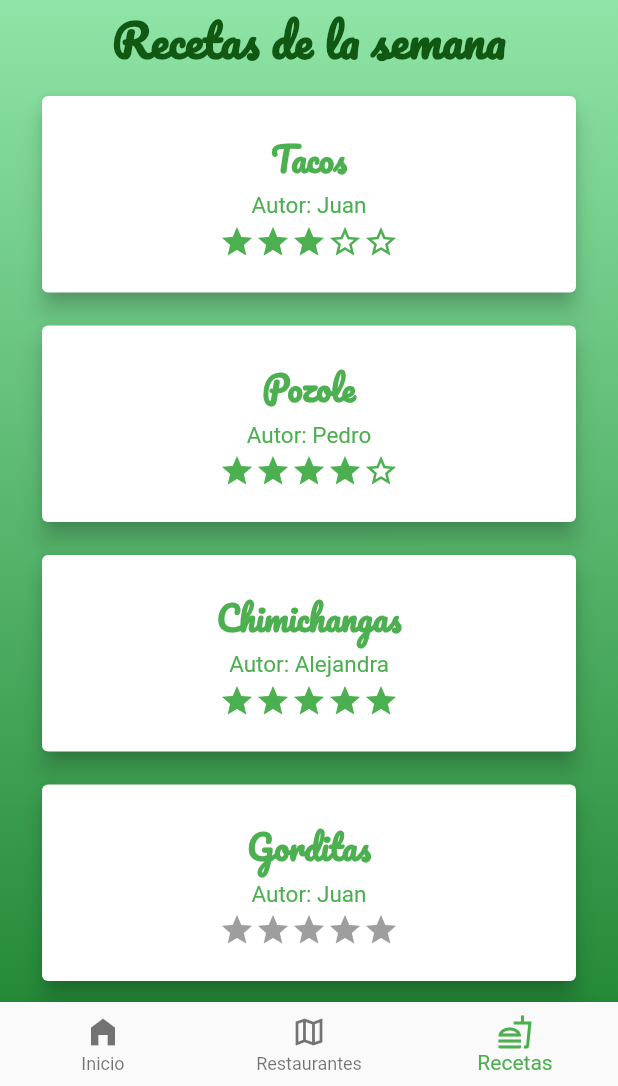
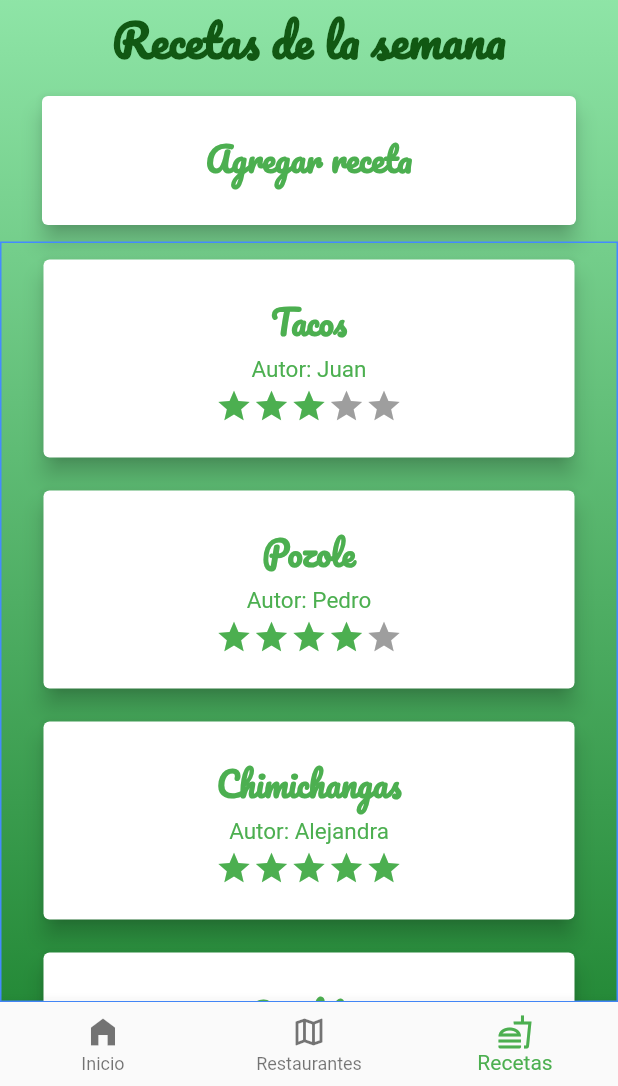
Before and after one commit to Haro1610/Proyecto-PAM-Vegan, a Flutter app: the Principal screen opened directly, item 3 of the bottom bar chosen, on a phone screen of 412 x 824 dp, the part 150-1236 px from its top. Run offline on Flutter 3.47's test engine with Material 2 defaults, Android fonts, the phone set to English and light mode, and no system bars; drawn by our look-alikes of flutter_rating_bar; our stand-ins replace bloc, cloud_firestore, equatable, firebase_auth, firebase_core, flutter_bloc and 7 more; accounts and stored records are empty; network calls fail; Roboto replaces fonts that are missing (Overpass).

Commit message:
Ya se puede agregar contenido al firebase

```diff
--- a/analysis_options.yaml
+++ b/analysis_options.yaml
@@ -22,6 +22,7 @@ linter:
   # `// ignore_for_file: name_of_lint` syntax on the line or in the file
   # producing the lint.
   rules:
+    prefer_const_constructors: false
     # avoid_print: false  # Uncomment to disable the `avoid_print` rule
     # prefer_single_quotes: true  # Uncomment to enable the `prefer_single_quotes` rule
 
--- a/lib/main.dart
+++ b/lib/main.dart
@@ -4,6 +4,7 @@ import 'package:flutter/material.dart';
 import 'package:planternativo/auth/bloc/auth_bloc.dart';
 import 'package:planternativo/login/login.dart';
 import 'package:planternativo/principal/principal.dart';
+import 'package:planternativo/recetas/bloc/crear_bloc.dart';
 
 //Bloc
 
@@ -16,6 +17,7 @@ void main() async {
       BlocProvider(
         create: ((context) => AuthBloc()..add(VerifyAuthEvent())),
       ),
+      BlocProvider(create: ((context) => CrearBloc()))
     ],
     child: MyApp(),
   ));
--- /dev/null
+++ b/lib/recetas/bloc/crear_event.dart
@@ -0,0 +1,20 @@
+part of 'crear_bloc.dart';
+
+abstract class CrearEvent extends Equatable {
+  const CrearEvent();
+
+  @override
+  List<Object> get props => [];
+}
+
+//click al boton de foto
+//class OnCrearTakePictureEvent extends CrearEvent {}
+
+//click al boton de guardar
+class OnCrearSaveDataEvent extends CrearEvent {
+  final Map<String, dynamic> dataToSave;
+
+  OnCrearSaveDataEvent({required this.dataToSave});
+  @override
+  List<Object> get props => [dataToSave];
+}
--- /dev/null
+++ b/lib/recetas/bloc/crear_state.dart
@@ -0,0 +1,16 @@
+part of 'crear_bloc.dart';
+
+abstract class CrearState extends Equatable {
+  const CrearState();
+
+  @override
+  List<Object> get props => [];
+}
+
+class CrearInitial extends CrearState {}
+
+class CrearSuccessState extends CrearState {}
+
+class CrearErrorState extends CrearState {}
+
+class CrearLoadingState extends CrearState {}
--- a/lib/recetas/recetas.dart
+++ b/lib/recetas/recetas.dart
@@ -5,6 +5,8 @@ import 'package:google_fonts/google_fonts.dart';
 import 'package:planternativo/auth/bloc/auth_bloc.dart';
 import 'package:planternativo/perfil/perfil.dart';
 import 'package:planternativo/recetaEsp/recetaEsp.dart';
+import 'package:flutter_rating_bar/flutter_rating_bar.dart';
+import 'package:planternativo/recetas/bloc/crear_bloc.dart';
 
 class Platillo extends StatelessWidget {
   int stars = 6;
@@ -62,7 +64,16 @@ class Platillo extends StatelessWidget {
                     SizedBox(
                       height: 3.0,
                     ),
-                    _CountStars(stars),
+                    RatingBarIndicator(
+                      rating: stars.toDouble(),
+                      itemBuilder: (context, index) => Icon(
+                        Icons.star,
+                        color: Colors.green,
+                      ),
+                      itemCount: 5,
+                      itemSize: 25.0,
+                      direction: Axis.horizontal,
+                    ),
                   ],
                 ),
               ),
@@ -75,6 +86,12 @@ class Platillo extends StatelessWidget {
 }
 
 class Recetas extends StatelessWidget {
+  final _decoracion =
+      BoxDecoration(border: Border.all(color: Colors.blueAccent));
+  TextEditingController _titulo = new TextEditingController();
+  TextEditingController _ingredientes = new TextEditingController();
+  TextEditingController _procedimiento = new TextEditingController();
+  TextEditingController _imagen = new TextEditingController();
   @override
   Widget build(BuildContext context) {
     final _screen = MediaQuery.of(context).size;
@@ -139,16 +156,142 @@ class Recetas extends StatelessWidget {
               ),
             ),
           ),
-          Text("Recetas de la semana",
+          Text(
+            "Recetas de la semana",
             style: GoogleFonts.pacifico(
               textStyle: TextStyle(
                 fontSize: 30.0,
                 color: Color.fromARGB(255, 17, 88, 19),
                 fontWeight: FontWeight.bold,
               ),
+            ),
+          ),
+          TextButton(
+            onPressed: () {
+              showDialog(
+                context: context,
+                barrierDismissible: true,
+                builder: (_) => AlertDialog(
+                  title: Text("Nueva receta"),
+                  content: Wrap(
+                    runSpacing: 18,
+                    spacing: 18,
+                    children: [
+                      TextField(
+                        controller: _titulo,
+                        decoration: InputDecoration(
+                          border: OutlineInputBorder(),
+                          labelText: "Titulo",
+                        ),
+                      ),
+                      TextField(
+                        controller: _ingredientes,
+                        decoration: InputDecoration(
+                          border: OutlineInputBorder(),
+                          labelText: "Ingredientes",
+                        ),
+                      ),
+                      TextField(
+                        controller: _procedimiento,
+                        decoration: InputDecoration(
+                          border: OutlineInputBorder(),
+                          labelText: "Procedimiento",
+                        ),
+                      ),
+                      TextField(
+                        controller: _imagen,
+                        decoration: InputDecoration(
+                          border: OutlineInputBorder(),
+                          labelText: "Link Imagen",
+                        ),
+                      ),
+                      /* RatingBar.builder(
+                        initialRating: 3,
+                        minRating: 1,
+                        direction: Axis.horizontal,
+                        allowHalfRating: false,
+                        itemCount: 5,
+                        itemPadding: EdgeInsets.symmetric(horizontal: 4.0),
+                        itemBuilder: (context, _) => Icon(
+                          Icons.star,
+                          color: Colors.amber,
+                        ),
+                        onRatingUpdate: (rating) {
+                          print(rating);
+                        },
+                      ) */
+                    ],
+                  ),
+                  actions: [
+                    Wrap(
+                      children: [
+                        TextButton(
+                          onPressed: () {
+                            Map<String, dynamic> recetaMapa = {};
+                            recetaMapa = {
+                              "nombre": _titulo.value.text,
+                              "ingredientes": _ingredientes.value.text,
+                              "procedimiento": _procedimiento.value.text,
+                              "imagen": _imagen.value.text
+                            };
+                            BlocProvider.of<CrearBloc>(context).add(
+                                OnCrearSaveDataEvent(dataToSave: recetaMapa));
+                          },
+                          child: Text(
+                            "Aceptar",
+                            style: TextStyle(color: Colors.green),
+                          ),
+                        ),
+                        TextButton(
+                          onPressed: () {
+                            Navigator.pop(context, 'Cancelar');
+                          },
+                          child: Text(
+                            "Cancelar",
+                            style: TextStyle(color: Colors.red),
+                          ),
+                        ),
+                      ],
+                    ),
+                  ],
+                ),
+              );
+            },
+            child: Card(
+              margin: EdgeInsets.symmetric(horizontal: 20.0, vertical: 3.0),
+              clipBehavior: Clip.antiAlias,
+              color: Colors.white,
+              elevation: 6.0,
+              child: Padding(
+                padding:
+                    const EdgeInsets.symmetric(horizontal: 8.0, vertical: 22.0),
+                child: Row(
+                  children: [
+                    Expanded(
+                      child: Column(
+                        children: [
+                          Text("Agregar receta",
+                              style: GoogleFonts.pacifico(
+                                textStyle: TextStyle(
+                                  color: Colors.green,
+                                  fontSize: 22.0,
+                                  fontWeight: FontWeight.bold,
+                                ),
                               )),
+                          SizedBox(
+                            height: 3.0,
+                          ),
+                        ],
+                      ),
+                    ),
+                  ],
+                ),
+              ),
+            ),
+          ),
           Expanded(
             child: Container(
+              decoration: _decoracion,
               height: 0,
               child: ListView(
                 scrollDirection: Axis.vertical,
@@ -165,164 +308,5 @@ class Recetas extends StatelessWidget {
         ],
       ),
     );
-    /*  return Expanded(
-      child: Container(
-        decoration: const BoxDecoration(
-            gradient: LinearGradient(
-                begin: Alignment.topCenter,
-                end: Alignment.bottomCenter,
-                colors: [Colors.lightgreen, Colors.green])),
-        //height: MediaQuery.of(context).size.height,
-        child: Container(
-          margin: EdgeInsets.only(top: 50.0),
-          width: double.infinity,
-          child: Center(
-            child: Column(
-              crossAxisAlignment: CrossAxisAlignment.center,
-              mainAxisAlignment: MainAxisAlignment.start,
-              children: [
-                SizedBox(
-                  height: 10.0,
-                ),
-                Text(
-                  "Recetas de la semana",
-                  style: TextStyle(
-                    fontSize: 30.0,
-                    color: Colors.white,
-                    fontWeight: FontWeight.bold,
-                  ),
-                ),
-                Expanded(
-                  child: Container(
-                    height: 700,
-                    child: ListView(
-                      scrollDirection: Axis.vertical,
-                      children: [
-                        Platillo(3, "Tacos", "Juan"),
-                        Platillo(4, "Pozole", "Pedro"),
-                        Platillo(5, "Chimichangas", "Alejandra"),
-                        Platillo(6, "Gorditas", "Juan"),
-                        Platillo(0, "Ratatouille", "Roberto"),
-                      ],
-                    ),
-                  ),
-                ),
-              ],
-            ),
-          ),
-        ),
-      ),
-    ); */
-
-    /*    return Scaffold(
-      body: Column(
-        children: [
-          Container(
-            decoration: BoxDecoration(
-                gradient: LinearGradient(
-                    begin: Alignment.topCenter,
-                    end: Alignment.bottomCenter,
-                    colors: [Colors.lightgreen, Colors.green])),
-            height: MediaQuery.of(context).size.height,
-            child: Container(
-              margin: EdgeInsets.only(top: 50.0),
-              width: double.infinity,
-              child: Center(
-                child: Column(
-                  crossAxisAlignment: CrossAxisAlignment.center,
-                  mainAxisAlignment: MainAxisAlignment.start,
-                  children: [
-                    SizedBox(
-                      height: 10.0,
-                    ),
-                    Text(
-                      "Recetas de la semana",
-                      style: TextStyle(
-                        fontSize: 30.0,
-                        color: Colors.white,
-                        fontWeight: FontWeight.bold,
-                      ),
-                    ),
-                    Expanded(
-                      child: Container(
-                        height: 700,
-                        child: ListView(
-                          scrollDirection: Axis.vertical,
-                          children: [
-                            Platillo(3, "Tacos", "Juan"),
-                            Platillo(4, "Pozole", "Pedro"),
-                            Platillo(5, "Chimichangas", "Alejandra"),
-                            Platillo(6, "Gorditas", "Juan"),
-                            Platillo(0, "Ratatouille", "Roberto"),
-                          ],
-                        ),
-                      ),
-                    ),
-                  ],
-                ),
-              ),
-            ),
-          ),
-        ],
-      ),
-    ); */
   }
 }
-
-Row _CountStars(int stars) {
-  var starFull = Icon(
-    Icons.star,
-    color: Colors.green,
-    size: 24.0,
-    semanticLabel: 'Text to announce in accessibility modes',
-  );
-  var starEmpty = Icon(
-    Icons.star_border_outlined,
-    color: Colors.green,
-    size: 24.0,
-    semanticLabel: 'Text to announce in accessibility modes',
-  );
-  var starGray = Icon(
-    Icons.star,
-    color: Colors.grey,
-    size: 24.0,
-    semanticLabel: 'Text to announce in accessibility modes',
-  );
-  switch (stars) {
-    case 0:
-      return Row(
-        mainAxisAlignment: MainAxisAlignment.center,
-        children: [starEmpty, starEmpty, starEmpty, starEmpty, starEmpty],
-      );
-    case 1:
-      return Row(
-        mainAxisAlignment: MainAxisAlignment.center,
-        children: [starFull, starEmpty, starEmpty, starEmpty, starEmpty],
-      );
-    case 2:
-      return Row(
-        mainAxisAlignment: MainAxisAlignment.center,
-        children: [starFull, starFull, starEmpty, starEmpty, starEmpty],
-      );
-    case 3:
-      return Row(
-        mainAxisAlignment: MainAxisAlignment.center,
-        children: [starFull, starFull, starFull, starEmpty, starEmpty],
-      );
-    case 4:
-      return Row(
-        mainAxisAlignment: MainAxisAlignment.center,
-        children: [starFull, starFull, starFull, starFull, starEmpty],
-      );
-    case 5:
-      return Row(
-        mainAxisAlignment: MainAxisAlignment.center,
-        children: [starFull, starFull, starFull, starFull, starFull],
-      );
-    default:
-      return Row(
-        mainAxisAlignment: MainAxisAlignment.center,
-        children: [starGray, starGray, starGray, starGray, starGray],
-      );
-  }
-}
--- a/pubspec.yaml
+++ b/pubspec.yaml
@@ -32,6 +32,7 @@ dependencies:
   location_web: ^3.1.1
   geolocator: ^8.2.0
   geolocator_web: ^2.1.4
+  flutter_rating_bar: ^4.0.0
 
 dev_dependencies:
   flutter_test:
```
Also changed, not shown: lib/auth/user_auth_repo.dart (+18 -13 lines), lib/recetas/bloc/crear_bloc.dart (added, +69 -0 lines), pubspec.lock. Lines whose indentation alone changed are shown as unchanged.
